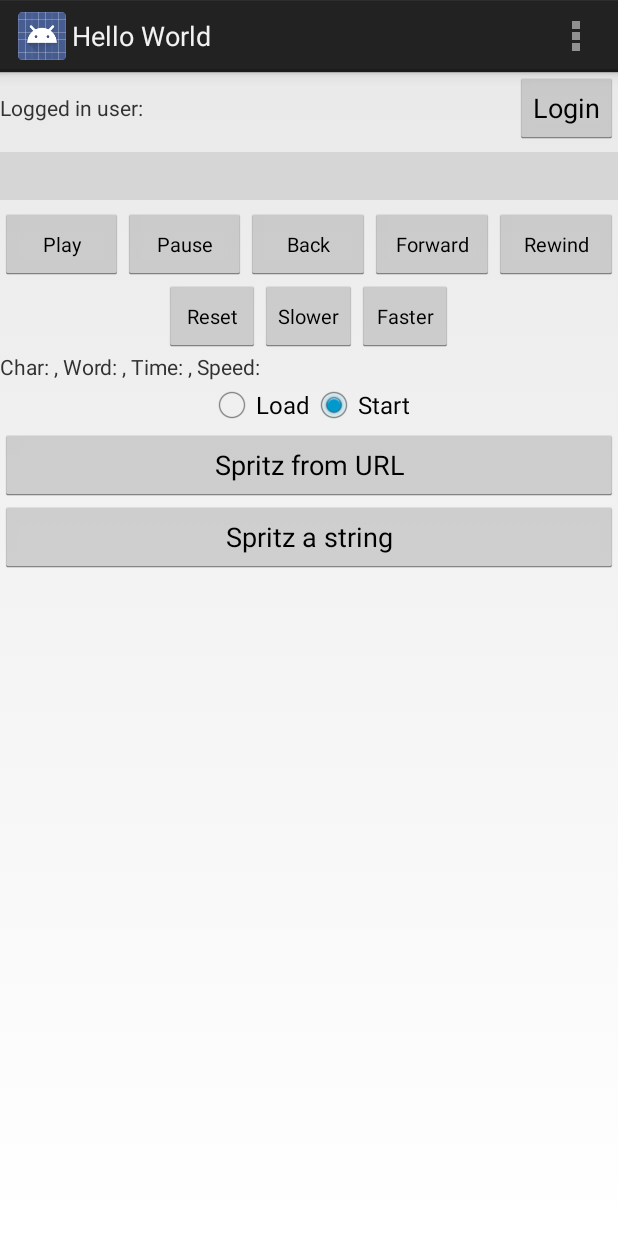
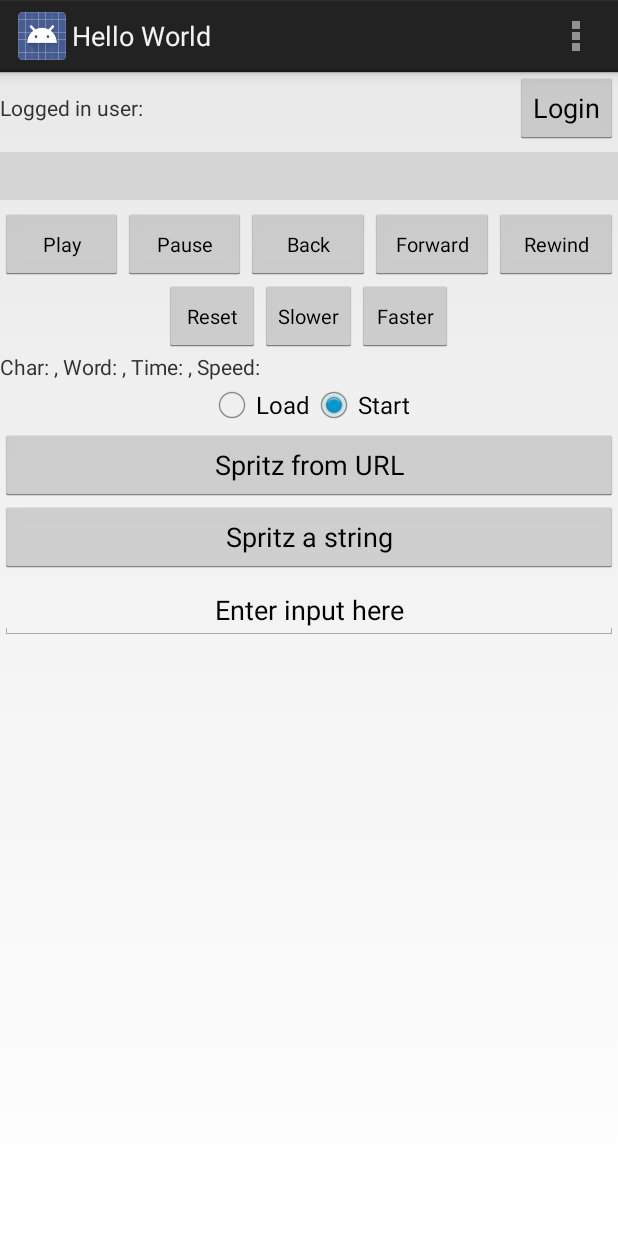
Before and after one commit to tfarrell1993/SpritzStuff, an Android app: the screen it shows after launch (MainActivity), on a phone screen of 412 x 824 dp. Run offline under Robolectric (Android 15) with nearby library versions, the phone set to English and light mode, and no system bars; plain views replace SpritzBaseView; pictures from the network do not load; 11 statements that could not run were skipped; grey boxes are pictures that could not be loaded.

Commit message:
Added functionality to Spritz ANY string
Not just the default string anymore!

```diff
--- a/HelloWorld/src/main/java/com/spritzinc/android/sdk/sample/helloworld/Application.java
+++ b/HelloWorld/src/main/java/com/spritzinc/android/sdk/sample/helloworld/Application.java
@@ -1,4 +1,10 @@
 package com.spritzinc.android.sdk.sample.helloworld;
+
+import com.spritzinc.android.sdk.sample.helloworld.*;
+
+import android.view.View;
+import android.view.View.OnKeyListener;
+import android.widget.EditText;
 
 import com.spritzinc.android.sdk.SpritzSDK;
 
@@ -7,10 +13,23 @@ import com.spritzinc.android.sdk.SpritzSDK;
  */
 public class Application extends android.app.Application {
 
+	public EditText inputField;
+	public String input;
+
     @Override
     public void onCreate() {
         super.onCreate();
+        /*
+        inputField = (EditText)findViewById(R.id.inputField);
+		inputField.setOnKeyListener(new OnKeyListener() {
 
+			public boolean onKey(View v, int keyCode, KeyEvent event) {
+				if (keyCode == 66 || keyCode == 40) {
+					input = inputField.getText().toString();
+				}
+			}
+		});
+        */
         SpritzSDK.init(this,
         	"4c79146ca2d934cd8",
        		"64342d83-1d27-4656-97c6-d53591b5d7d6",
--- a/HelloWorld/src/main/java/com/spritzinc/android/sdk/sample/helloworld/MainActivity.java
+++ b/HelloWorld/src/main/java/com/spritzinc/android/sdk/sample/helloworld/MainActivity.java
@@ -7,12 +7,16 @@ import android.content.DialogInterface;
 import android.content.Intent;
 import android.content.SharedPreferences;
 import android.os.Bundle;
+import android.view.KeyEvent;
 import android.view.LayoutInflater;
 import android.view.Menu;
 import android.view.MenuInflater;
 import android.view.MenuItem;
 import android.view.View;
+import android.view.View.OnKeyListener;
+import android.util.Log;
 import android.widget.Button;
+import android.widget.EditText;
 import android.widget.FrameLayout;
 import android.widget.RadioButton;
 import android.widget.RadioGroup;
@@ -54,12 +58,31 @@ public class MainActivity extends Activity implements SpritzSDK.LoginEventListen
     private SpritzBaseView spritzView;
 	private TextView tvInfo;
 
+	static private EditText inputField;
+	static private String input;
+
+
+	/*
+	protected void onCreate(Bundle savedInstanceState) {
+
+		inputField = (EditText)findViewById(R.id.inputField);
+		inputField.setOnKeyListener(new OnKeyListener() {
+			public boolean OnKey(View v, int keyCode, KeyEvent event) {
+				if (keyCode == 66 || keyCode == 40) {
+					input = inputField.getText().toString();
+				}
+			}
+		});
+
+
+	}*/
+
 	/* Public Static Methods */
-
 	public static void startActivity(Context context, int viewType) {
 		Intent intent = new Intent(context, MainActivity.class);
 		intent.putExtra(EXTRA_VIEW_TYPE, viewType);
 		context.startActivity(intent);
+
 	}
 
 	/* Constructors */
@@ -86,15 +109,23 @@ public class MainActivity extends Activity implements SpritzSDK.LoginEventListen
 		updateInfo();
 	}
 
-    public void onBtnHelloWebClick(View view) {
+    public void onBtnHelloWebClick(View view) { // Spritz from web
+		Log.v("debug", "Spritz from web button has been pressed");
         UrlSpritzSource source = new UrlSpritzSource("http://sdk.spritzinc.com/sampleText/HelloWorld.html");
+		Log.v("debug", "Spritzing now");
 		spritz(source);
+		Log.v("debug", "made it!");
     }
 
-    public void onBtnHelloWeb2Click(View view) {
-    	SimpleSpritzSource source = new SimpleSpritzSource("Here's to Spritzing arbitrary text!",
-				new Locale("en", "US"));
+    public void onBtnHelloWeb2Click(View view) { // Spritz from string
+		Log.v("debug", "Spritz a string button has been pressed");
+		input = inputField.getText().toString();
+		SimpleSpritzSource source = new SimpleSpritzSource(input, new Locale("en, US"));
+    	/*SimpleSpritzSource source = new SimpleSpritzSource("Here's to Spritzing arbitrary text!",
+				new Locale("en", "US"));*/
+		Log.v("debug", "String has been read in.");
 		spritz(source);
+		Log.v("debug", "Made this shit!");
     }
 
 	public void onBtnLoginClick(View view) {
@@ -308,6 +339,39 @@ public class MainActivity extends Activity implements SpritzSDK.LoginEventListen
 				onStartModeOptionChanged(checkedId);
 			}
 		});
+
+		// My additions start here
+
+		inputField = (EditText)findViewById(R.id.inputField);
+		inputField.setOnKeyListener(new OnKeyListener() {
+
+			public boolean onKey(View v, int keyCode, KeyEvent event)
+			{
+				//Log.v("click", "clique clique clique");
+				//Log.v("Data", "keyCode = "+keyCode+", KeyEvent = "+event.getKeyCode());
+				/*if (event.getAction() == KeyEvent.ACTION_UP && keyCode == KeyEvent.FLAG_EDITOR_ACTION)
+				{
+					int x = Integer.parseInt(answerBox.getText().toString());
+					Log.v("Answer", "Guess acknowledged as "+x);
+					processResponse(x);
+				}
+				switch (keyCode)
+				{
+					case KeyEvent.FLAG_EDITOR_ACTION:
+						int x = Integer.parseInt(answerBox.getText().toString());
+						Log.v("Answer", "Guess acknowledged as "+x);
+						processResponse(x);
+
+					return true;
+				}*/
+				if (keyCode == 66)
+				{
+					input = inputField.getText().toString();
+					Log.v("input", "input has been acknowledged as "+input);
+				}
+				return false;
+			}
+		});
 	}
 
 	@Override
--- a/HelloWorld/src/main/res/layout/activity_main.xml
+++ b/HelloWorld/src/main/res/layout/activity_main.xml
@@ -175,11 +175,20 @@
         />
 
         <Button
+            android:id="@+id/editField"
             android:layout_width="match_parent"
             android:layout_height="wrap_content"
-            android:text="@string/activity_main_btnHelloWeb2_text"
             android:onClick="onBtnHelloWeb2Click"
-        />
+            android:text="@string/activity_main_btnHelloWeb2_text" />
+
+        <EditText
+            android:id="@+id/inputField"
+            android:layout_width="match_parent"
+            android:layout_height="wrap_content"
+            android:layout_marginTop="5dip"
+            android:gravity="center_horizontal"
+            android:inputType="text"
+            android:text="@string/edit_text" />
 
     </LinearLayout>
 
--- a/HelloWorld/src/main/res/values/strings.xml
+++ b/HelloWorld/src/main/res/values/strings.xml
@@ -14,4 +14,6 @@
 
     <string name="app_name">Hello World</string>
 
+    <string name="edit_text">Enter input here</string>
+
 </resources>
```
Also changed, not shown: HelloWorld/src/main/project.properties (added, +14 -0 lines), 1 other file.
